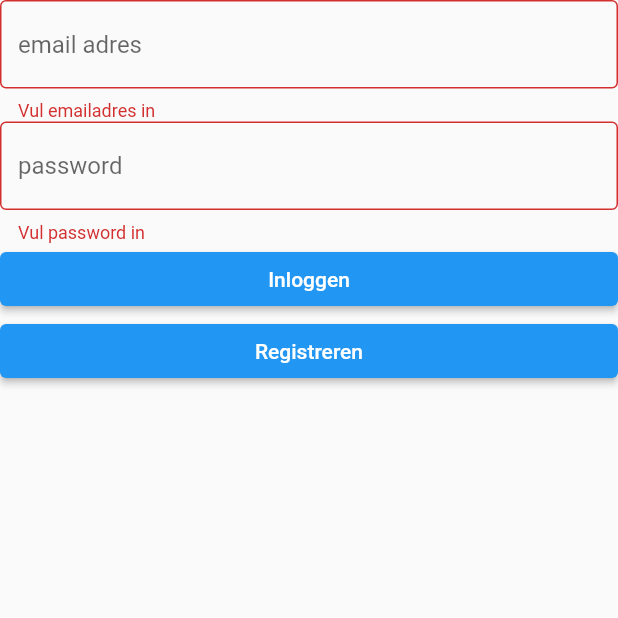
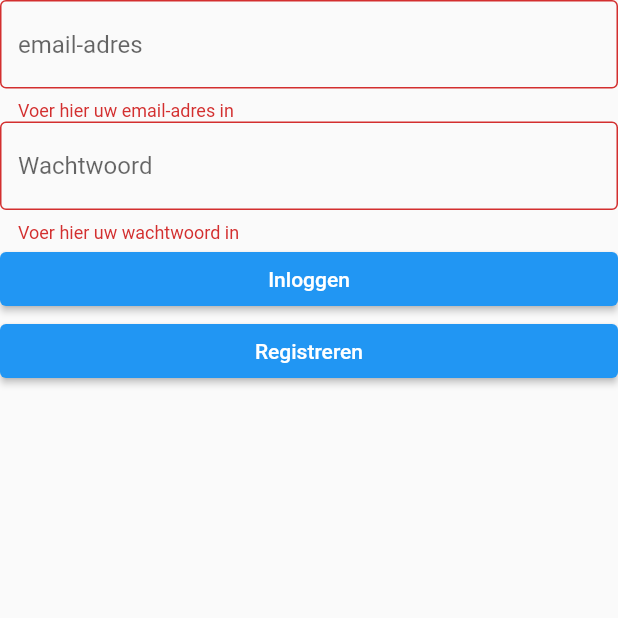
Before and after one commit to PS228954/projec5, a Flutter app: the screen it shows after launch, after a tap on "Inloggen", on a phone screen of 412 x 824 dp, the top half of it. Run offline on Flutter 3.47's test engine with Material 2 defaults, Android fonts, the phone set to English and light mode, and no system bars.

Commit message:
Ik heb de tekst veranderd die aangeeft wat je moet doen bijv "Voer hier uw wachtwoord in".

```diff
--- a/lib/login_page.dart
+++ b/lib/login_page.dart
@@ -26,10 +26,10 @@
       TextFormField(controller: _emailTextController,
         textInputAction: TextInputAction.next,
         decoration: const InputDecoration(
-            border: OutlineInputBorder(), hintText: 'email adres'),
+            border: OutlineInputBorder(), hintText: 'email-adres'),
         validator: (value) {
           if (value == null || value.isEmpty) {
-            return 'Vul emailadres in';
+            return 'Voer hier uw email-adres in';
           }
           return null;
         },),
@@ -38,10 +38,10 @@
         textInputAction: TextInputAction.next,
         obscureText: true,
         decoration: const InputDecoration(
-            border: OutlineInputBorder(), hintText: 'password'),
+            border: OutlineInputBorder(), hintText: 'Wachtwoord'),
         validator: (value) {
           if (value == null || value.isEmpty) {
-            return 'Vul password in';
+            return 'Voer hier uw wachtwoord in';
           }
           return null;
         },),
```
